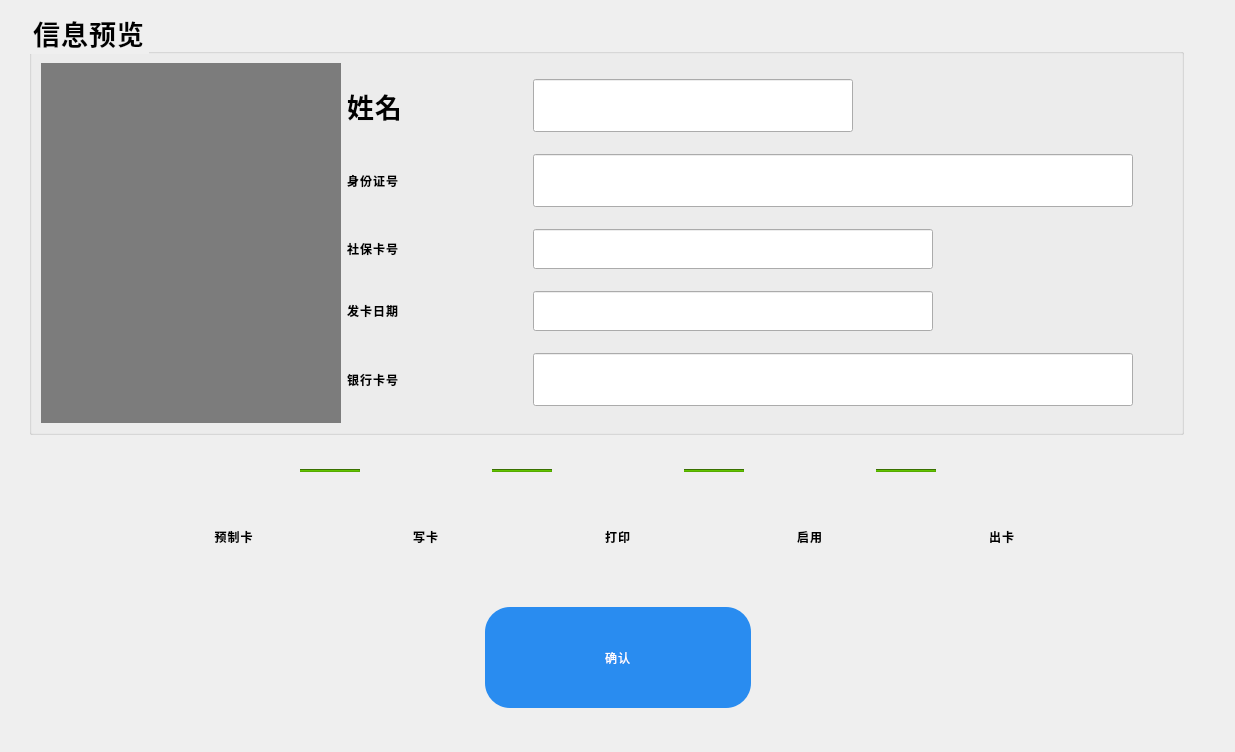
This is SSCard_System/uc_makecard.ui in leithergit/SSCard_System as Qt 5 draws it before an edit. The edited form follows.
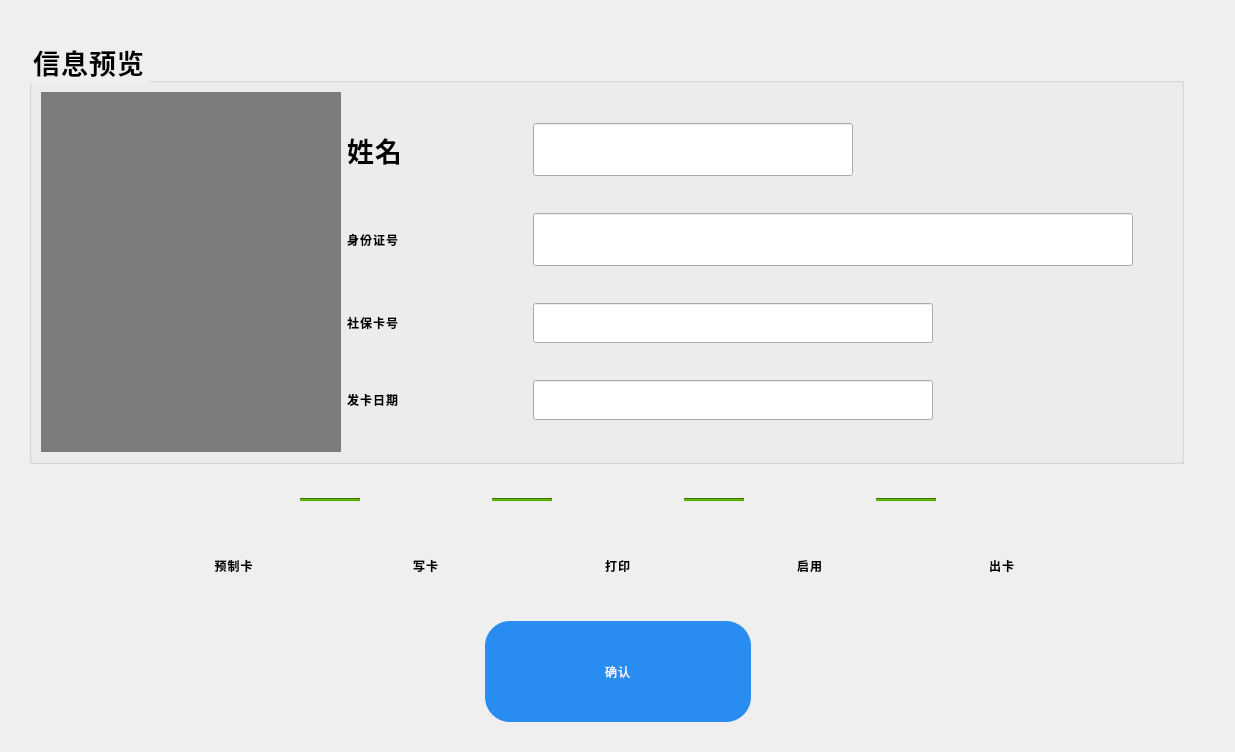
This is the edited form. Icons and pictures are not drawn.

The edit to the form file:
```diff
--- a/SSCard_System/uc_makecard.ui
+++ b/SSCard_System/uc_makecard.ui
@@ -28,6 +28,19 @@
 </string>
   </property>
   <layout class="QVBoxLayout" name="verticalLayout">
+   <item>
+    <spacer name="verticalSpacer_3">
+     <property name="orientation">
+      <enum>Qt::Vertical</enum>
+     </property>
+     <property name="sizeHint" stdset="0">
+      <size>
+       <width>20</width>
+       <height>40</height>
+      </size>
+     </property>
+    </spacer>
+   </item>
    <item>
     <layout class="QHBoxLayout" name="horizontalLayout_13">
      <item>
@@ -302,64 +315,6 @@
             </item>
            </layout>
           </item>
-          <item>
-           <layout class="QHBoxLayout" name="horizontalLayout_18">
-            <item>
-             <widget class="QLabel" name="label_5">
-              <property name="minimumSize">
-               <size>
-                <width>180</width>
-                <height>40</height>
-               </size>
-              </property>
-              <property name="text">
-               <string>银行卡号</string>
-              </property>
-             </widget>
-            </item>
-            <item>
-             <widget class="QLineEdit" name="lineEdit_Bank">
-              <property name="minimumSize">
-               <size>
-                <width>600</width>
-                <height>40</height>
-               </size>
-              </property>
-              <property name="font">
-               <font>
-                <family>思源黑体 CN Medium</family>
-                <pointsize>24</pointsize>
-                <weight>7</weight>
-                <italic>false</italic>
-                <bold>false</bold>
-               </font>
-              </property>
-              <property name="styleSheet">
-               <string notr="true">font: 57 24pt &quot;思源黑体 CN Medium&quot;;</string>
-              </property>
-              <property name="text">
-               <string/>
-              </property>
-              <property name="readOnly">
-               <bool>true</bool>
-              </property>
-             </widget>
-            </item>
-            <item>
-             <spacer name="horizontalSpacer_13">
-              <property name="orientation">
-               <enum>Qt::Horizontal</enum>
-              </property>
-              <property name="sizeHint" stdset="0">
-               <size>
-                <width>40</width>
-                <height>24</height>
-               </size>
-              </property>
-             </spacer>
-            </item>
-           </layout>
-          </item>
          </layout>
         </item>
        </layout>
```
